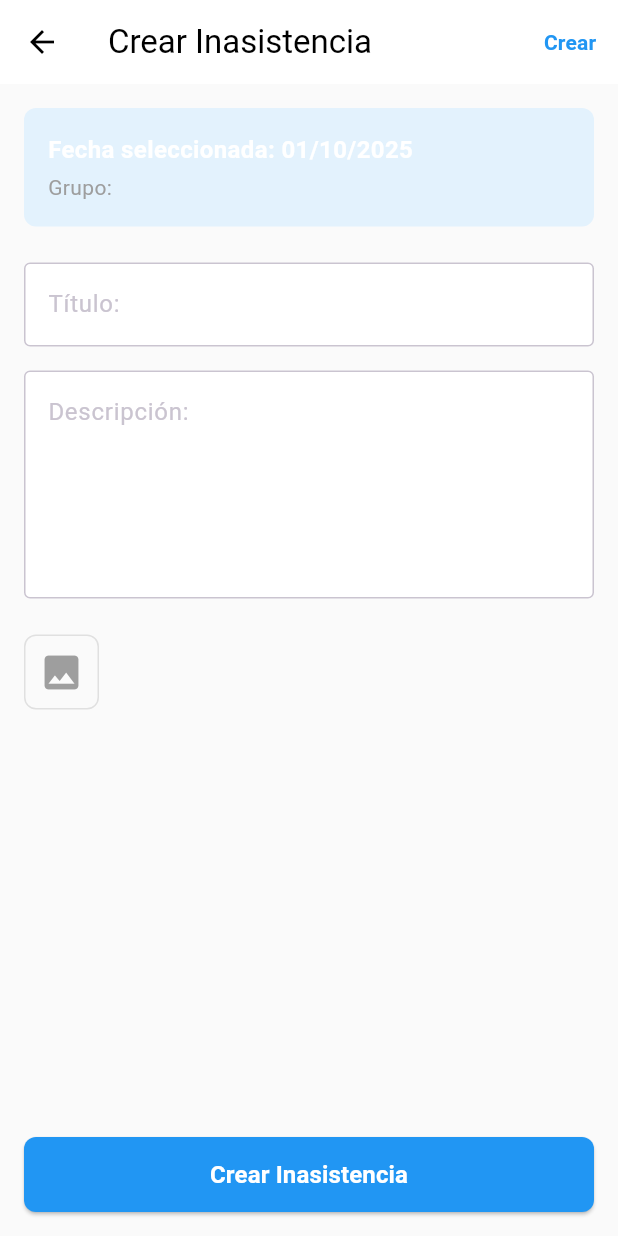
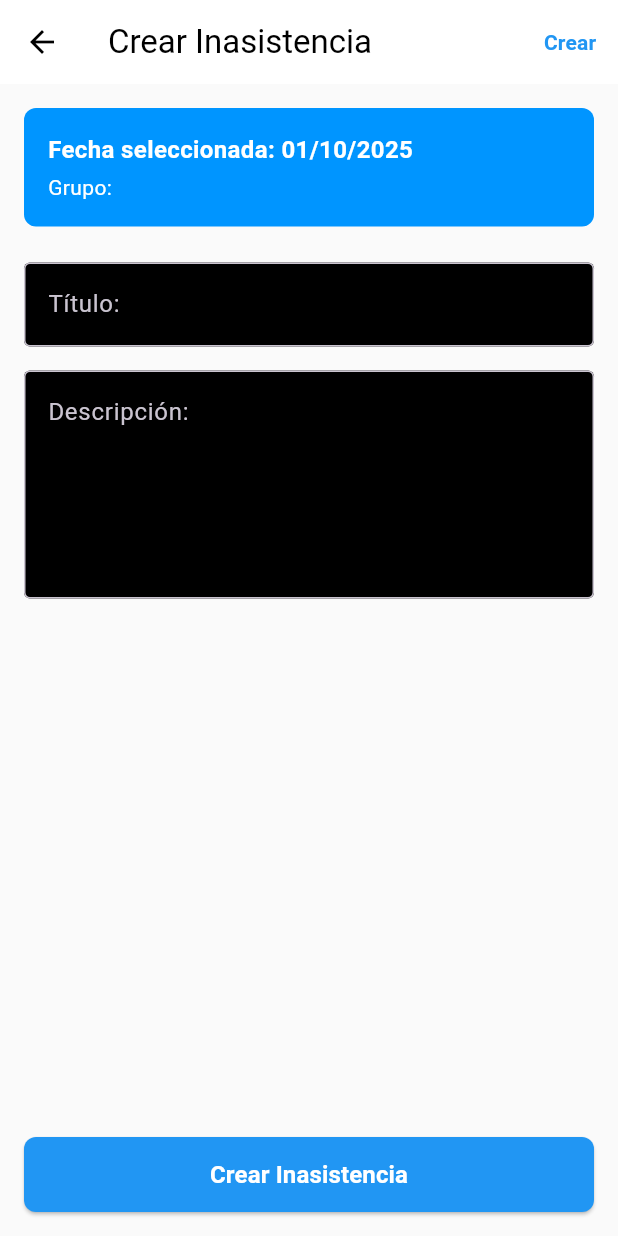
Before and after one commit to JuanS-ryb/grh-solutions-mobil, a Flutter app: the CrearInasistencia screen opened directly with empty values, on a phone screen of 412 x 824 dp. Run offline on Flutter 3.47's test engine with Material 3 defaults, Android fonts, the phone set to English and light mode, and no system bars; our stand-ins replace dio, table_calendar.

Commit message:
correcion inasistencia

```diff
--- a/lib/widgets/horario/inasistencia.dart
+++ b/lib/widgets/horario/inasistencia.dart
@@ -39,7 +39,6 @@ class _CrearInasistenciaState extends State<CrearInasistencia> {
       return;
     }
 
-    debugPrint('Creando inasistencia:');
     debugPrint('Fecha: ${widget.fechaSeleccionada}');
     debugPrint('Horario: ${widget.horario}');
     debugPrint('Grupo: ${widget.grupo}');
@@ -89,7 +88,7 @@ class _CrearInasistenciaState extends State<CrearInasistencia> {
               width: double.infinity,
               padding: const EdgeInsets.all(16),
               decoration: BoxDecoration(
-                color: Colors.blue[50],
+                color: const Color.fromARGB(255, 0, 149, 255),
                 borderRadius: BorderRadius.circular(8),
               ),
               child: Column(
@@ -107,7 +106,7 @@ class _CrearInasistenciaState extends State<CrearInasistencia> {
                     'Grupo: ${widget.grupo}',
                     style: const TextStyle(
                       fontSize: 14,
-                      color: Colors.grey,
+                      color: Color.fromARGB(255, 255, 255, 255),
                     ),
                   ),
                   if (widget.horario != null) ...[
@@ -116,7 +115,7 @@ class _CrearInasistenciaState extends State<CrearInasistencia> {
                       'Horario: ${widget.horario}',
                       style: const TextStyle(
                         fontSize: 14,
-                        color: Colors.grey,
+                        color: Color.fromARGB(255, 249, 249, 249),
                       ),
                     ),
                   ],
@@ -133,7 +132,7 @@ class _CrearInasistenciaState extends State<CrearInasistencia> {
                 hintText: 'Nombre de la solicitud',
                 border: OutlineInputBorder(),
                 filled: true,
-                fillColor: Colors.white,
+                fillColor: Color.fromARGB(255, 0, 0, 0),
               ),
             ),
 
@@ -147,31 +146,12 @@ class _CrearInasistenciaState extends State<CrearInasistencia> {
                 hintText: 'Detalles de la solicitud',
                 border: OutlineInputBorder(),
                 filled: true,
-                fillColor: Colors.white,
+                fillColor: Color.fromARGB(255, 0, 0, 0),
                 alignLabelWithHint: true,
               ),
             ),
 
             const SizedBox(height: 24),
-
-            Container(
-              width: 50,
-              height: 50,
-              decoration: BoxDecoration(
-                border: Border.all(color: Colors.grey[300]!),
-                borderRadius: BorderRadius.circular(8),
-              ),
-              child: IconButton(
-                onPressed: () {
-                  debugPrint('Seleccionar imagen');
-                },
-                icon: const Icon(
-                  Icons.image,
-                  color: Colors.grey,
-                  size: 30,
-                ),
-              ),
-            ),
 
             const Spacer(),
 
```
Also changed, not shown: lib/widgets/horario/horario.dart (+9 -12 lines).
